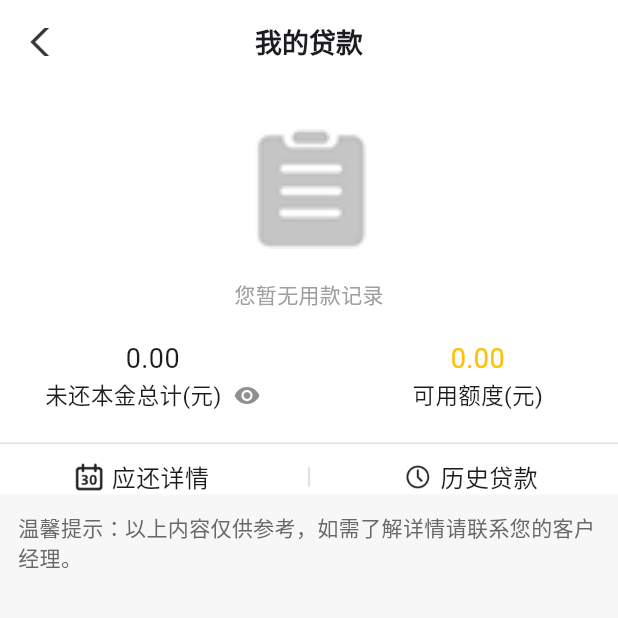
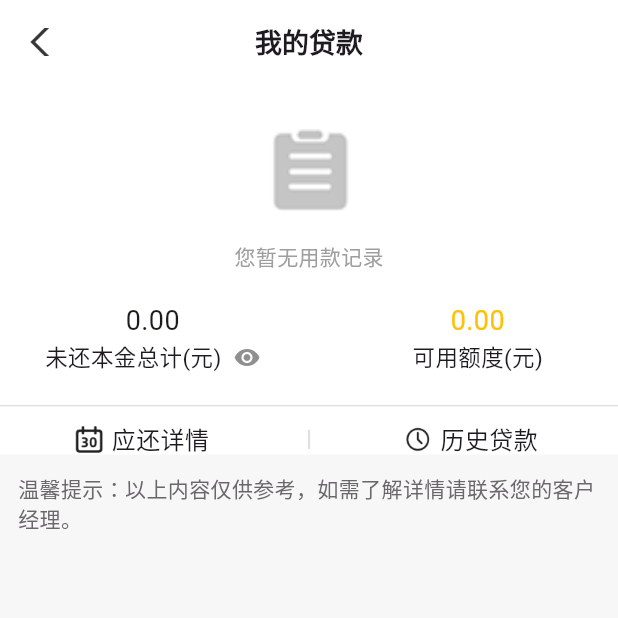
Before and after one commit to 1092738496/agricultural_bank_of_china, a Flutter app: the page3_widget screen opened directly, on a phone screen of 412 x 824 dp, the top half of it. Run offline on Flutter 3.47's test engine with Material 3 defaults, Android fonts, the light colour scheme and no system bars; our stand-ins replace carousel_slider, flutter_inset_shadow, flutter_screenutil.

Commit message:
首次提交

```diff
--- a/lib/page3.dart
+++ b/lib/page3.dart
@@ -1,5 +1,6 @@
 import 'package:agricultural_bank_of_china/page4.dart';
 import 'package:flutter/material.dart';
+import 'package:flutter_screenutil/flutter_screenutil.dart';
 
 class page3_widget extends StatelessWidget {
   const page3_widget({super.key});
@@ -51,7 +52,7 @@
       child: Column(
         children: [
           Container(
-            height: height * 0.332,
+            height: 400.h,
             color: Colors.white,
             child: ListView(
               children: [
@@ -60,7 +61,7 @@
                     children: [
                       Container(
                         margin: EdgeInsets.only(top: 30, bottom: 20),
-                        width: 80,
+                        width: 100.w,
                         child: Image(
                           image: AssetImage("images/img/2.png"),
                           fit: BoxFit.cover,
@@ -73,8 +74,10 @@
                     ],
                   )
                 ),
-                SizedBox(height: 20,),
-                Row(
+
+                Container(
+                  margin: EdgeInsets.only(top: 20),
+                  child: Row(
                   mainAxisAlignment: MainAxisAlignment.spaceBetween,
                   children: [
                     Container(
@@ -115,6 +118,7 @@
                     ),
                   ],
                 ),
+                ),
 
                 Container(
                   margin: EdgeInsets.only(top: 20),
@@ -126,7 +130,7 @@
                   child: Row(
                     children: [
                       Container(
-                        margin: EdgeInsets.only(left: width * 0.12, top: 10),
+                        margin: EdgeInsets.only(left: 0.12.sw, top: 10),
                         child: Row(
                           children: [
                             ImageIcon(
```
